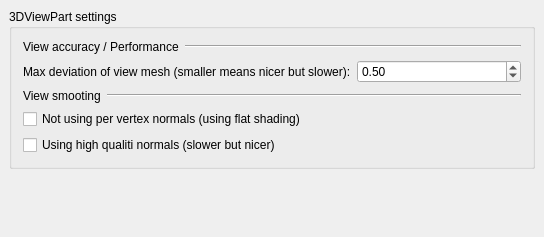
berndhahnebach/All_FreeCAD, file src/Mod/Part/Gui/DlgSettings3DViewPart.ui: the form before one commit.
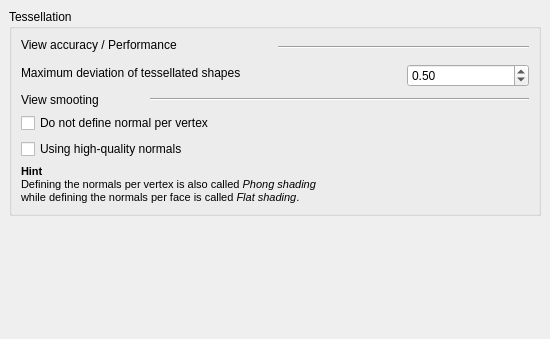
The form after the commit. Custom widgets are drawn as their Qt base class.

The edit to the form file:
```diff
--- a/src/Mod/Part/Gui/DlgSettings3DViewPart.ui
+++ b/src/Mod/Part/Gui/DlgSettings3DViewPart.ui
@@ -8,8 +8,8 @@
    <rect>
     <x>0</x>
     <y>0</y>
-    <width>544</width>
-    <height>237</height>
+    <width>550</width>
+    <height>339</height>
    </rect>
   </property>
   <property name="windowTitle" >
@@ -30,7 +30,7 @@
      <property name="sizeHint" >
       <size>
        <width>20</width>
-       <height>40</height>
+       <height>61</height>
       </size>
      </property>
     </spacer>
@@ -38,69 +38,64 @@
    <item row="0" column="0" >
     <widget class="QGroupBox" name="GroupBox12" >
      <property name="title" >
-      <string>3DViewPart settings</string>
+      <string>Tessellation</string>
      </property>
-     <layout class="QVBoxLayout" >
+     <layout class="QGridLayout" >
       <property name="margin" >
-       <number>11</number>
+       <number>9</number>
       </property>
       <property name="spacing" >
        <number>6</number>
       </property>
-      <item>
-       <layout class="QHBoxLayout" >
+      <item row="0" column="0" >
+       <layout class="QGridLayout" >
         <property name="margin" >
          <number>0</number>
         </property>
         <property name="spacing" >
          <number>6</number>
         </property>
-        <item>
-         <widget class="QLabel" name="textLabel1_3" >
+        <item row="4" column="0" colspan="3" >
+         <widget class="Gui::PrefCheckBox" name="prefCheckBox8" >
+          <property name="toolTip" >
+           <string>Defines the appearance of surfaces</string>
+          </property>
+          <property name="whatsThis" >
+           <string>&lt;html>&lt;head>&lt;meta name="qrichtext" content="1" />&lt;/head>&lt;body style=" white-space: pre-wrap; font-family:MS Shell Dlg 2; font-size:7.8pt; font-weight:400; font-style:normal; text-decoration:none;">&lt;p style=" margin-top:0px; margin-bottom:0px; margin-left:0px; margin-right:0px; -qt-block-indent:0; text-indent:0px;">&lt;span style=" font-weight:600;">Flat shading/Phong shading&lt;/span>&lt;/p>&lt;p style="-qt-paragraph-type:empty; margin-top:0px; margin-bottom:0px; margin-left:0px; margin-right:0px; -qt-block-indent:0; text-indent:0px;">&lt;/p>&lt;p style=" margin-top:0px; margin-bottom:0px; margin-left:0px; margin-right:0px; -qt-block-indent:0; text-indent:0px;">With flat shading the surface normals are not defined per vertex that leads to a unreal appearance for curved surfaces while using Phong shading leads to a smoother appearance. &lt;/p>&lt;p style="-qt-paragraph-type:empty; margin-top:0px; margin-bottom:0px; margin-left:0px; margin-right:0px; -qt-block-indent:0; text-indent:0px;">&lt;/p>&lt;p style=" margin-top:0px; margin-bottom:0px; margin-left:0px; margin-right:0px; -qt-block-indent:0; text-indent:0px;">If this option is unset Phong shading is used, if it is set flat shading is used.&lt;/p>&lt;/body>&lt;/html></string>
+          </property>
           <property name="text" >
-           <string>View accuracy / Performance</string>
+           <string>Do not define normal per vertex</string>
           </property>
-         </widget>
-        </item>
-        <item>
-         <widget class="Line" name="line2" >
-          <property name="sizePolicy" >
-           <sizepolicy>
-            <hsizetype>3</hsizetype>
-            <vsizetype>0</vsizetype>
-            <horstretch>0</horstretch>
-            <verstretch>0</verstretch>
-           </sizepolicy>
+          <property name="prefEntry" stdset="0" >
+           <cstring>NoPerVertexNormals</cstring>
           </property>
-          <property name="frameShape" >
-           <enum>QFrame::HLine</enum>
+          <property name="prefPath" stdset="0" >
+           <cstring>Mod/Part</cstring>
           </property>
-          <property name="frameShadow" >
-           <enum>QFrame::Sunken</enum>
-          </property>
-          <property name="orientation" >
-           <enum>Qt::Horizontal</enum>
-          </property>
          </widget>
         </item>
-       </layout>
-      </item>
-      <item>
-       <layout class="QHBoxLayout" >
-        <property name="margin" >
-         <number>0</number>
-        </property>
-        <property name="spacing" >
-         <number>6</number>
-        </property>
-        <item>
+        <item rowspan="2" row="1" column="0" colspan="2" >
          <widget class="QLabel" name="textLabel1" >
           <property name="text" >
-           <string>Max deviation of view mesh (smaller means nicer but slower):</string>
+           <string>Maximum deviation of tessellated shapes</string>
           </property>
          </widget>
         </item>
-        <item>
+        <item row="6" column="0" colspan="4" >
+         <widget class="QLabel" name="label" >
+          <property name="text" >
+           <string>&lt;html>&lt;head>&lt;meta name="qrichtext" content="1" />&lt;/head>&lt;body style=" white-space: pre-wrap; font-family:MS Shell Dlg 2; font-size:7.8pt; font-weight:400; font-style:normal; text-decoration:none;">&lt;p style=" margin-top:0px; margin-bottom:0px; margin-left:0px; margin-right:0px; -qt-block-indent:0; text-indent:0px; font-size:8pt;">&lt;span style=" font-weight:600;">Hint&lt;/span>&lt;/p>&lt;p style=" margin-top:0px; margin-bottom:0px; margin-left:0px; margin-right:0px; -qt-block-indent:0; text-indent:0px; font-size:8pt;">Defining the normals per vertex is also called &lt;span style=" font-style:italic;">Phong shading&lt;/span>&lt;/p>&lt;p style=" margin-top:0px; margin-bottom:0px; margin-left:0px; margin-right:0px; -qt-block-indent:0; text-indent:0px; font-size:8pt; font-style:italic;">&lt;span style=" font-style:normal;">while defining the normals per face is called &lt;/span>Flat shading&lt;span style=" font-style:normal;">.&lt;/span>&lt;/p>&lt;/body>&lt;/html></string>
+          </property>
+         </widget>
+        </item>
+        <item row="3" column="0" >
+         <widget class="QLabel" name="textLabel1_3_3_2" >
+          <property name="text" >
+           <string>View smooting</string>
+          </property>
+         </widget>
+        </item>
+        <item row="2" column="3" >
          <widget class="Gui::PrefDoubleSpinBox" name="prefFloatSpinBox1" >
           <property name="maximum" >
            <double>100</double>
@@ -122,24 +117,48 @@
           </property>
          </widget>
         </item>
-       </layout>
-      </item>
-      <item>
-       <layout class="QHBoxLayout" >
-        <property name="margin" >
-         <number>0</number>
-        </property>
-        <property name="spacing" >
-         <number>6</number>
-        </property>
-        <item>
-         <widget class="QLabel" name="textLabel1_3_3_2" >
+        <item row="5" column="0" colspan="3" >
+         <widget class="Gui::PrefCheckBox" name="prefCheckBox3" >
+          <property name="toolTip" >
+           <string>This will slow down render speed but will lead to nicer results</string>
+          </property>
+          <property name="whatsThis" >
+           <string>&lt;html>&lt;head>&lt;meta name="qrichtext" content="1" />&lt;/head>&lt;body style=" white-space: pre-wrap; font-family:MS Shell Dlg 2; font-size:7.8pt; font-weight:400; font-style:normal; text-decoration:none;">&lt;p style=" margin-top:0px; margin-bottom:0px; margin-left:0px; margin-right:0px; -qt-block-indent:0; text-indent:0px;">&lt;span style=" font-weight:600;">High-quality normals&lt;/span>&lt;/p>&lt;p style="-qt-paragraph-type:empty; margin-top:0px; margin-bottom:0px; margin-left:0px; margin-right:0px; -qt-block-indent:0; text-indent:0px;">&lt;/p>&lt;p style=" margin-top:0px; margin-bottom:0px; margin-left:0px; margin-right:0px; -qt-block-indent:0; text-indent:0px;">This will slow down render speed but will lead to nicer results.&lt;/p>&lt;/body>&lt;/html></string>
+          </property>
           <property name="text" >
-           <string>View smooting</string>
+           <string>Using high-quality normals</string>
           </property>
          </widget>
         </item>
-        <item>
+        <item rowspan="2" row="0" column="2" colspan="2" >
+         <widget class="Line" name="line2" >
+          <property name="sizePolicy" >
+           <sizepolicy>
+            <hsizetype>3</hsizetype>
+            <vsizetype>0</vsizetype>
+            <horstretch>0</horstretch>
+            <verstretch>0</verstretch>
+           </sizepolicy>
+          </property>
+          <property name="frameShape" >
+           <enum>QFrame::HLine</enum>
+          </property>
+          <property name="frameShadow" >
+           <enum>QFrame::Sunken</enum>
+          </property>
+          <property name="orientation" >
+           <enum>Qt::Horizontal</enum>
+          </property>
+         </widget>
+        </item>
+        <item row="0" column="0" colspan="2" >
+         <widget class="QLabel" name="textLabel1_3" >
+          <property name="text" >
+           <string>View accuracy / Performance</string>
+          </property>
+         </widget>
+        </item>
+        <item row="3" column="1" colspan="3" >
          <widget class="Line" name="line2_2_2" >
           <property name="sizePolicy" >
            <sizepolicy>
@@ -162,32 +181,6 @@
         </item>
        </layout>
       </item>
-      <item>
-       <widget class="Gui::PrefCheckBox" name="prefCheckBox8" >
-        <property name="text" >
-         <string>Not using per vertex normals (using flat shading)</string>
-        </property>
-        <property name="prefEntry" stdset="0" >
-         <cstring>NoPerVertexNormals</cstring>
-        </property>
-        <property name="prefPath" stdset="0" >
-         <cstring>Mod/Part</cstring>
-        </property>
-       </widget>
-      </item>
-      <item>
-       <widget class="Gui::PrefCheckBox" name="prefCheckBox3" >
-        <property name="text" >
-         <string>Using high qualiti normals (slower but nicer)</string>
-        </property>
-        <property name="prefEntry" stdset="0" >
-         <cstring>QualityNormals</cstring>
-        </property>
-        <property name="prefPath" stdset="0" >
-         <cstring>Mod/Part</cstring>
-        </property>
-       </widget>
-      </item>
      </layout>
     </widget>
    </item>
```
Left out of the diff: 14 changed lines with no effect on the pictures.
